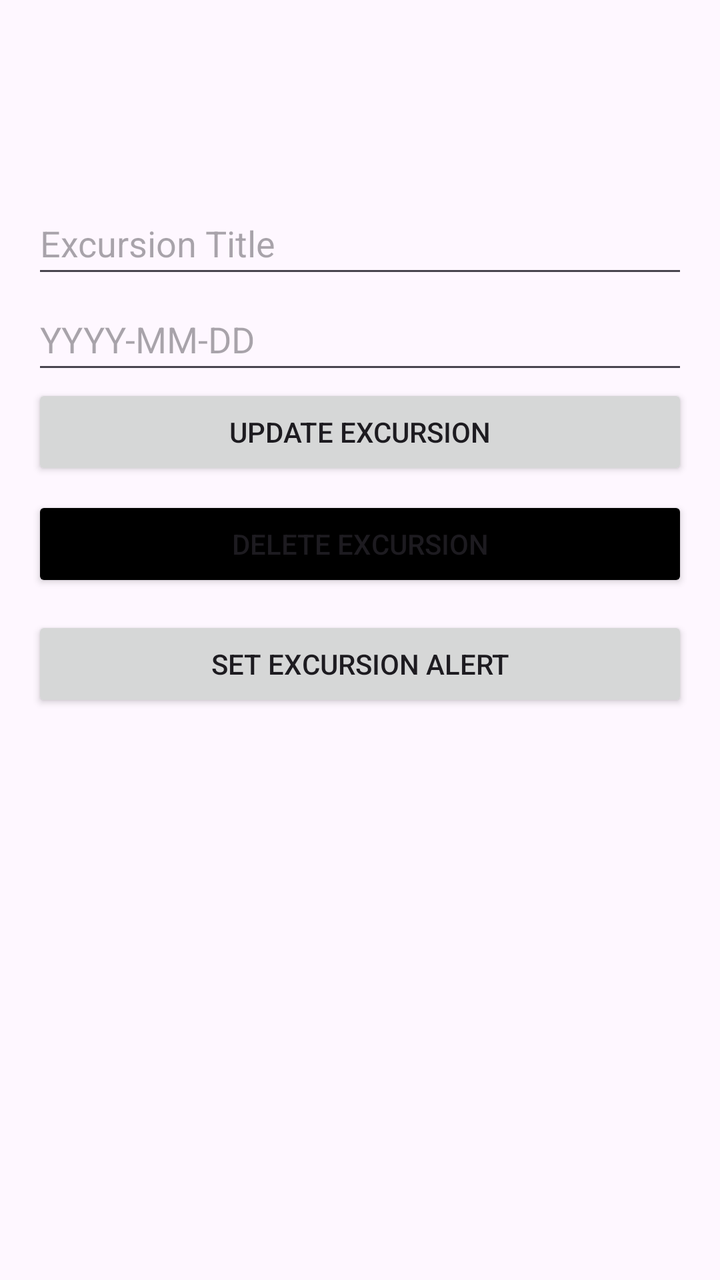
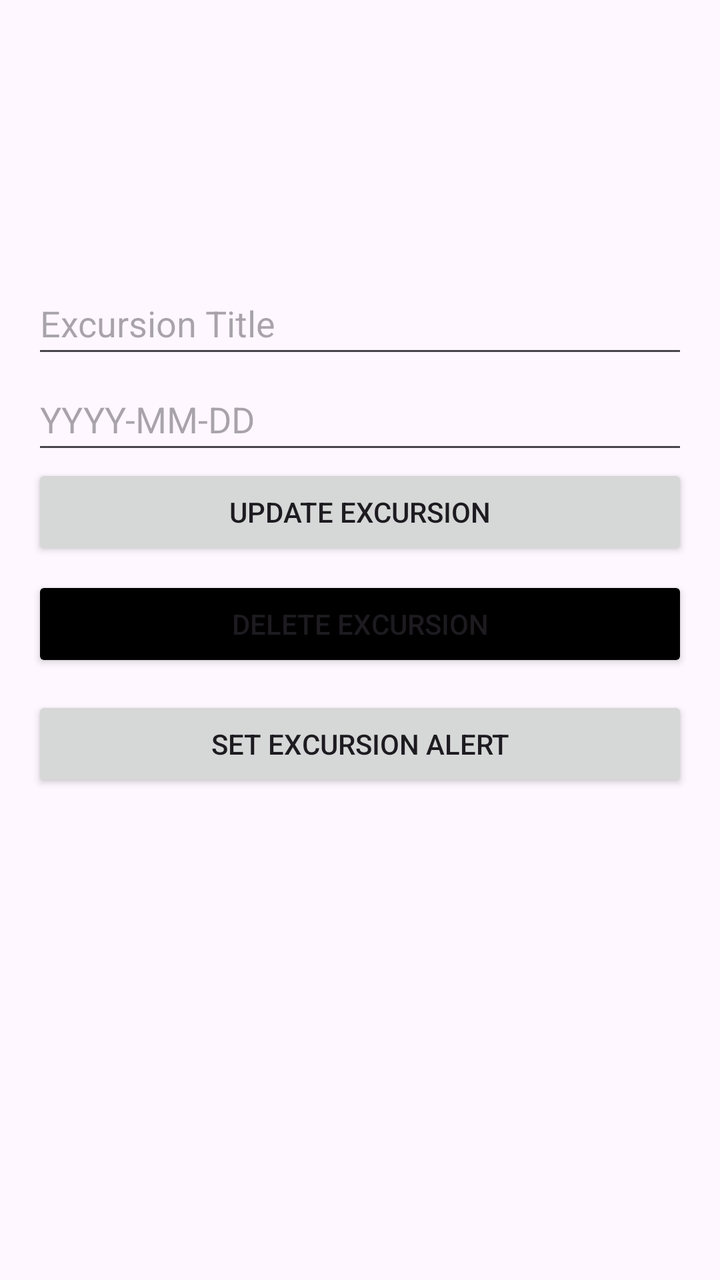

Two renders of the same Android screen: before a commit and after it. Below are the layout's source before the change and the commit's diff.
<!-- AndroidManifest.xml: application theme Theme.D308VacationPlanner -->
<!-- res/layout/activity_excursion_detail.xml -->
<?xml version="1.0" encoding="utf-8"?>
<LinearLayout xmlns:android="http://schemas.android.com/apk/res/android"
    android:layout_width="match_parent"
    android:layout_height="wrap_content"
    android:orientation="vertical"
    android:padding="16dp"
    android:paddingTop="32dp">

    <View
        android:layout_width="match_parent"
        android:layout_height="80dp" />

    <EditText
        android:id="@+id/excursion_title_edittext"
        android:layout_width="match_parent"
        android:layout_height="48dp"
        android:hint="Excursion Title" />

    <EditText
        android:id="@+id/excursion_date_edittext"
        android:layout_width="match_parent"
        android:layout_height="48dp"
        android:hint="YYYY-MM-DD" />

    <Button
        android:id="@+id/update_excursion_button"
        android:layout_width="match_parent"
        android:layout_height="wrap_content"
        android:text="Update Excursion" />

    <Button
        android:id="@+id/delete_excursion_button"
        android:layout_width="match_parent"
        android:layout_height="48dp"
        android:text="Delete Excursion"
        android:layout_marginTop="8dp"
        android:backgroundTint="@color/black" />

    <Button
        android:id="@+id/buttonSetExcursionAlert"
        android:layout_width="match_parent"
        android:layout_height="48dp"
        android:text="Set Excursion Alert"
        android:layout_marginTop="12dp" />

    <TextView
        android:id="@+id/textViewVacationInfo"
        android:layout_width="match_parent"
        android:layout_height="48dp"
        android:text=""
        android:textSize="14sp"
        android:textStyle="italic"
        android:layout_marginTop="24dp"
        android:gravity="center" />

</LinearLayout>
<!-- resources referenced by this layout -->
<resources>
  <color name="black">#FF000000</color>
  <style name="Theme.D308VacationPlanner" parent="Base.Theme.D308VacationPlanner" />
  <style name="Base.Theme.D308VacationPlanner" parent="Theme.Material3.DayNight">
          
          <item name="colorPrimary">@color/colorPrimary</item>
      </style>
  <color name="colorPrimary">#002147</color>
</resources>

<!-- the commit's change to res/layout/activity_excursion_detail.xml (unified diff, before → after) -->
@@ -8,7 +8,7 @@
 
     <View
         android:layout_width="match_parent"
-        android:layout_height="80dp" />
+        android:layout_height="120dp" />
 
     <EditText
         android:id="@+id/excursion_title_edittext"
